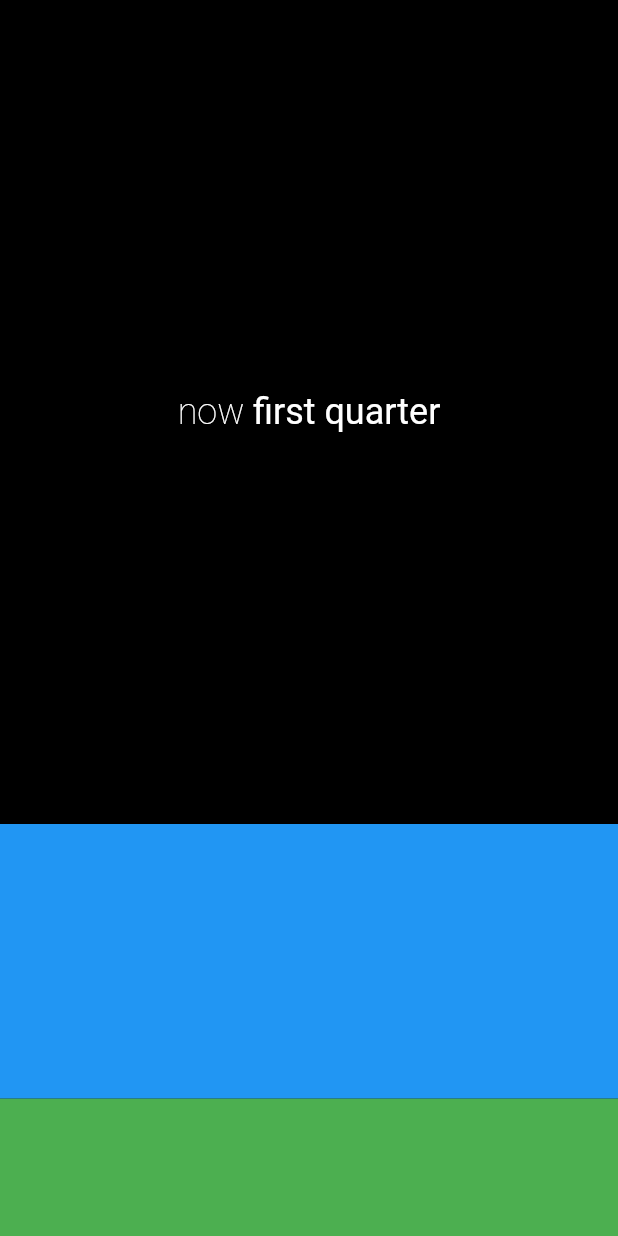
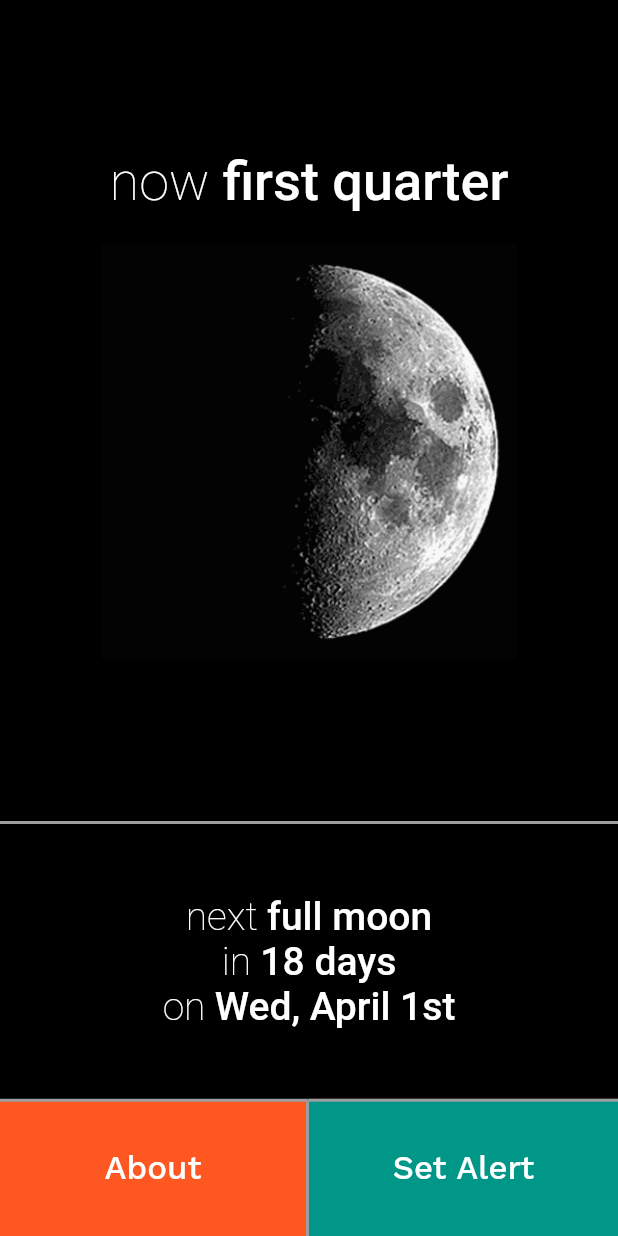
Before and after one commit to leonistor/full-moon-alert, a Flutter app: the screen it shows after launch, on a phone screen of 412 x 824 dp. Run offline on Flutter 3.47's test engine with Material 2 defaults, Android fonts, the phone set to English and light mode, and no system bars.

Commit message:
flutter layout work

```diff
--- a/full_moon_alert/lib/main.dart
+++ b/full_moon_alert/lib/main.dart
@@ -14,43 +14,65 @@ class FullMoonApp extends StatelessWidget {
   }
 }
 
+const _thinBorder = BorderSide(
+  color: Colors.grey,
+  width: 2.0,
+);
+
 class StartPage extends StatelessWidget {
   @override
   Widget build(BuildContext context) {
     return Scaffold(
       backgroundColor: Colors.black,
       body: Column(
+        crossAxisAlignment: CrossAxisAlignment.stretch,
         children: <Widget>[
           Expanded(
             flex: 6,
             child: Container(
-              child: Center(
-                child: textInfo(
-                    label: 'now', info: 'first quarter', isTitle: true),
+              decoration: BoxDecoration(
+                border: Border(bottom: _thinBorder),
+              ),
+              child: Column(
+                mainAxisAlignment: MainAxisAlignment.center,
+                children: <Widget>[
+                  _textInfo(label: 'now', info: 'first quarter', isTitle: true),
+                  Padding(
+                    padding: const EdgeInsets.fromLTRB(8.0, 20.0, 8.0, 8.0),
+                    child: FractionallySizedBox(
+                        widthFactor: 0.7,
+                        child: Image.asset('assets/phases/moon_phase08.png')),
+                  ),
+                ],
               ),
             ),
           ),
           Expanded(
             flex: 2,
             child: Container(
-              color: Colors.blue,
+              child: Column(
+                mainAxisAlignment: MainAxisAlignment.center,
+                children: <Widget>[
+                  _textInfo(label: 'next', info: 'full moon'),
+                  _textInfo(label: 'in', info: '18 days'),
+                  _textInfo(label: 'on', info: 'Wed, April 1st'),
+                ],
+              ),
             ),
           ),
           Expanded(
             flex: 1,
-            child: Container(
-              color: Colors.green,
-            ),
+            child: _buttons(),
           ),
         ],
       ),
     );
   }
 
-  RichText textInfo({String label, String info, bool isTitle = false}) {
+  RichText _textInfo({String label, String info, bool isTitle = false}) {
     return RichText(
       text: TextSpan(
-        style: TextStyle(fontSize: isTitle ? 24.0 : 20.0, color: Colors.white),
+        style: TextStyle(fontSize: isTitle ? 36.0 : 26.0, color: Colors.white),
         children: [
           TextSpan(
             text: label + ' ',
@@ -58,10 +80,59 @@ class StartPage extends StatelessWidget {
           ),
           TextSpan(
             text: info,
-            style: TextStyle(fontWeight: FontWeight.w400),
+            style: TextStyle(fontWeight: FontWeight.w500),
           ),
         ],
       ),
     );
   }
+
+  Widget _buttons() {
+    return Row(
+      crossAxisAlignment: CrossAxisAlignment.stretch,
+      children: <Widget>[
+        Expanded(
+          flex: 1,
+          child: Container(
+            child: Center(
+              child: Text(
+                'About',
+                style: TextStyle(
+                  color: Colors.white,
+                  fontSize: 22,
+                  fontWeight: FontWeight.w500,
+                ),
+              ),
+            ),
+            decoration: BoxDecoration(
+                color: Colors.deepOrange,
+                border: Border(
+                  top: _thinBorder,
+                  right: _thinBorder,
+                )),
+          ),
+        ),
+        Expanded(
+          flex: 1,
+          child: Container(
+            child: Center(
+              child: Text(
+                'Set Alert',
+                style: TextStyle(
+                  color: Colors.white,
+                  fontSize: 22,
+                  fontWeight: FontWeight.w500,
+                ),
+              ),
+            ),
+            decoration: BoxDecoration(
+                color: Colors.teal,
+                border: Border(
+                  top: _thinBorder,
+                )),
+          ),
+        ),
+      ],
+    );
+  }
 }
```
